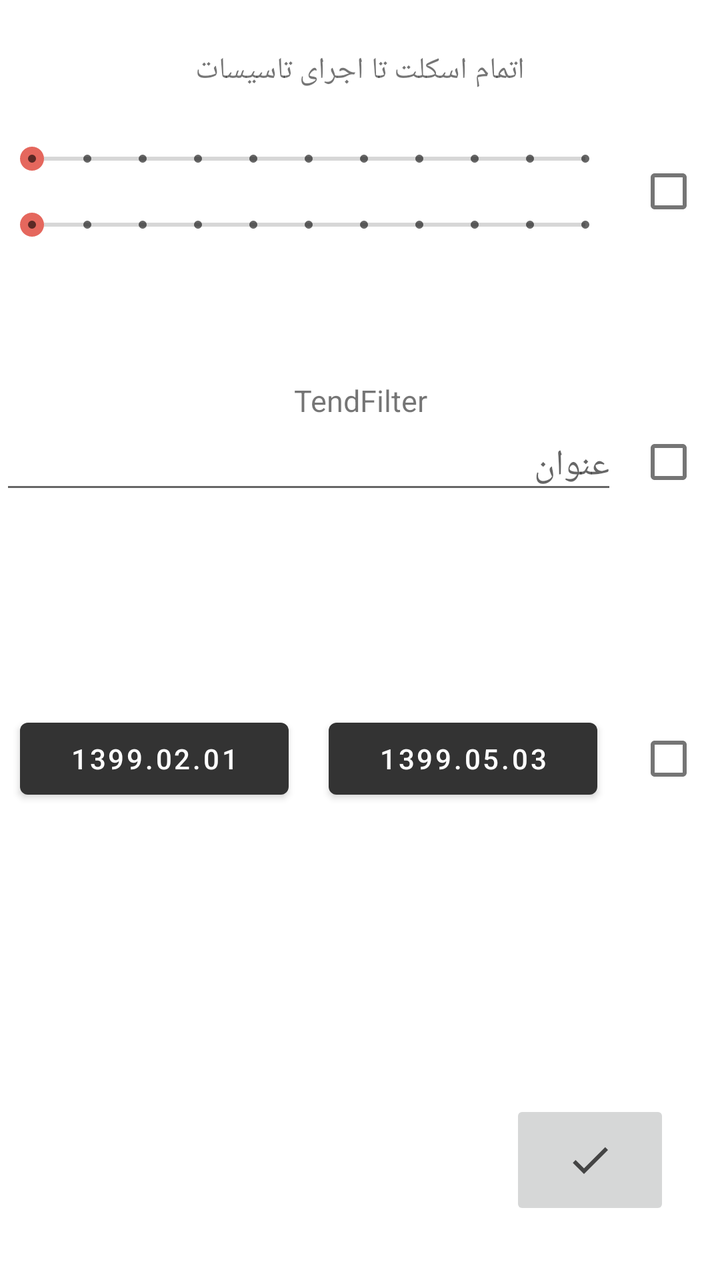
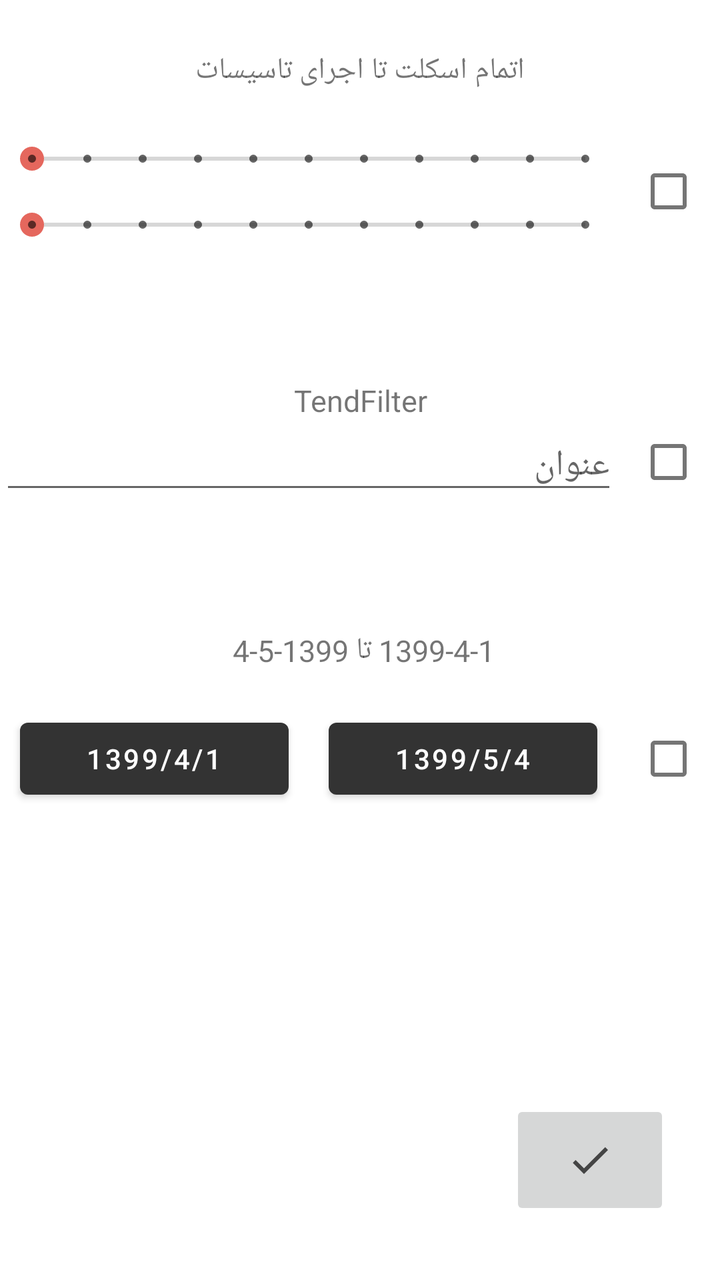

Two renders of the same Android screen: before a commit and after it. Below are the layout's source before the change and the commit's diff.
<!-- AndroidManifest.xml: application theme MyMaterialTheme -->
<!-- res/layout/fragment_drawer_map.xml -->
<?xml version="1.0" encoding="utf-8"?>
<RelativeLayout xmlns:android="http://schemas.android.com/apk/res/android"
    xmlns:app="http://schemas.android.com/apk/res-auto"
    android:layout_width="match_parent"
    android:layout_height="match_parent"
    android:background="@android:color/white">

    <TextView
        android:id="@+id/txtFilterSeek"

        android:layout_width="match_parent"
        android:layout_height="wrap_content"
        android:layout_alignParentTop="true"
        android:layout_marginTop="25dp"
        android:gravity="bottom"
        android:text="اتمام اسکلت تا اجرای تاسیسات"
        android:textAlignment="center"
        android:textSize="15sp" />


    <LinearLayout
        android:layout_width="match_parent"
        android:layout_height="wrap_content"
        android:layout_below="@+id/txtFilterSeek"
        android:layout_marginTop="25dp"
        android:orientation="horizontal">


        <LinearLayout
            android:layout_width="match_parent"
            android:layout_height="wrap_content"
            android:layout_weight="1"
            android:orientation="vertical"
            android:visibility="visible">


            <SeekBar
                android:id="@+id/seekBar01"
                android:layout_width="match_parent"
                android:layout_height="wrap_content"
                android:layout_marginBottom="15dp"
                android:max="10"
                android:theme="@style/Widget.AppCompat.SeekBar.Discrete" />

            <SeekBar
                android:id="@+id/seekBar02"
                android:layout_width="match_parent"
                android:layout_height="wrap_content"
                android:max="10"
                android:theme="@style/Widget.AppCompat.SeekBar.Discrete" />
        </LinearLayout>

        <CheckBox
            android:id="@+id/checkBoxFilter01"
            android:layout_width="match_parent"
            android:layout_height="match_parent"
            android:layout_weight="6" />

    </LinearLayout>

    <TextView
        android:id="@+id/txtFilterTend"
        android:layout_width="match_parent"
        android:layout_height="wrap_content"
        android:layout_alignParentTop="true"
        android:layout_marginTop="190dp"
        android:gravity="bottom"
        android:text="TendFilter"
        android:textAlignment="center"
        android:textSize="15sp" />

    <LinearLayout
        android:layout_width="match_parent"
        android:layout_height="wrap_content"
        android:layout_below="@+id/txtFilterSeek"
        android:layout_marginTop="165dp"
        android:orientation="horizontal">


        <EditText
            android:id="@+id/ediTendFilter"
            android:layout_width="match_parent"
            android:layout_height="wrap_content"
            android:hint="عنوان"
            android:layout_weight="1"/>

        <CheckBox
            android:id="@+id/checkBoxFilter02"
            android:layout_width="match_parent"
            android:layout_height="match_parent"
            android:layout_weight="6" />

    </LinearLayout>
    <LinearLayout
        android:layout_width="match_parent"
        android:layout_height="wrap_content"
        android:layout_below="@+id/txtFilterSeek"
        android:layout_marginTop="300dp"
        android:orientation="horizontal">


        <LinearLayout
            android:layout_width="match_parent"
            android:layout_height="wrap_content"
            android:layout_weight="1"
            android:orientation="horizontal"
            android:visibility="visible">


            <Button
                android:id="@+id/btnDateFilter01"
                android:layout_width="match_parent"
                android:layout_height="wrap_content"
                android:layout_margin="10dp"
                android:text="1399.02.01"
                android:layout_weight="1"
                 />

            <Button
                android:id="@+id/btnDateFilter02"
                android:layout_width="match_parent"
                android:layout_height="wrap_content"
                android:layout_margin="10dp"
                android:text="1399.05.03"
                android:layout_weight="1" />
        </LinearLayout>

        <CheckBox
            android:id="@+id/checkBoxFilter03"
            android:layout_width="match_parent"
            android:layout_height="match_parent"
            android:layout_weight="6" />

    </LinearLayout>

    <ImageButton
        android:id="@+id/imgFilter"
        android:layout_width="80dp"
        android:layout_height="60dp"
        android:layout_alignParentEnd="true"
        android:layout_alignParentBottom="true"
        android:layout_marginEnd="25dp"
        android:layout_marginBottom="30dp"
        app:srcCompat="@drawable/ic_done_black_24dp" />


</RelativeLayout>
<!-- resources referenced by this layout -->
<resources>
  <!-- drawable ic_done_black_24dp (drawable) -->
  <vector android:alpha="0.96" android:height="24dp"
      android:tint="#3C3C3C" android:viewportHeight="24.0"
      android:viewportWidth="24.0" android:width="24dp" xmlns:android="http://schemas.android.com/apk/res/android">
      <path android:fillColor="#FF000000" android:pathData="M9,16.2L4.8,12l-1.4,1.4L9,19 21,7l-1.4,-1.4L9,16.2z"/>
  </vector>
  <style name="MyMaterialTheme" parent="MyMaterialTheme.Base">
          <item name="android:textColorPrimary">@color/textColorPrimary</item>
      </style>
  <style name="MyMaterialTheme.Base" parent="Theme.MaterialComponents.Light.NoActionBar">
          <item name="windowNoTitle">true</item>
          <item name="windowActionBar">false</item>
          <item name="colorPrimary">@color/colorPrimary</item>
          <item name="colorPrimaryDark">@color/colorPrimaryDark</item>
          <item name="colorAccent">@color/colorAccent</item>
      </style>
  <color name="textColorPrimary">#666666</color>
  <color name="colorPrimary">#333333</color>
  <color name="colorPrimaryDark">#333333</color>
  <color name="colorAccent">#E5675D</color>
</resources>

<!-- the commit's change to res/layout/fragment_drawer_map.xml (unified diff, before → after) -->
@@ -7,7 +7,6 @@
 
     <TextView
         android:id="@+id/txtFilterSeek"
-
         android:layout_width="match_parent"
         android:layout_height="wrap_content"
         android:layout_alignParentTop="true"
@@ -91,6 +90,16 @@
             android:layout_weight="6" />
 
     </LinearLayout>
+    <TextView
+        android:id="@+id/txtFilterDate"
+        android:layout_width="match_parent"
+        android:layout_height="wrap_content"
+        android:layout_alignParentTop="true"
+        android:layout_marginTop="315dp"
+        android:gravity="bottom"
+        android:text="1399-4-1 تا 1399-5-4 "
+        android:textAlignment="center"
+        android:textSize="15sp" />
     <LinearLayout
         android:layout_width="match_parent"
         android:layout_height="wrap_content"
@@ -112,7 +121,7 @@
                 android:layout_width="match_parent"
                 android:layout_height="wrap_content"
                 android:layout_margin="10dp"
-                android:text="1399.02.01"
+                android:text="1399/4/1"
                 android:layout_weight="1"
                  />
 
@@ -121,7 +130,7 @@
                 android:layout_width="match_parent"
                 android:layout_height="wrap_content"
                 android:layout_margin="10dp"
-                android:text="1399.05.03"
+                android:text="1399/5/4"
                 android:layout_weight="1" />
         </LinearLayout>
 
